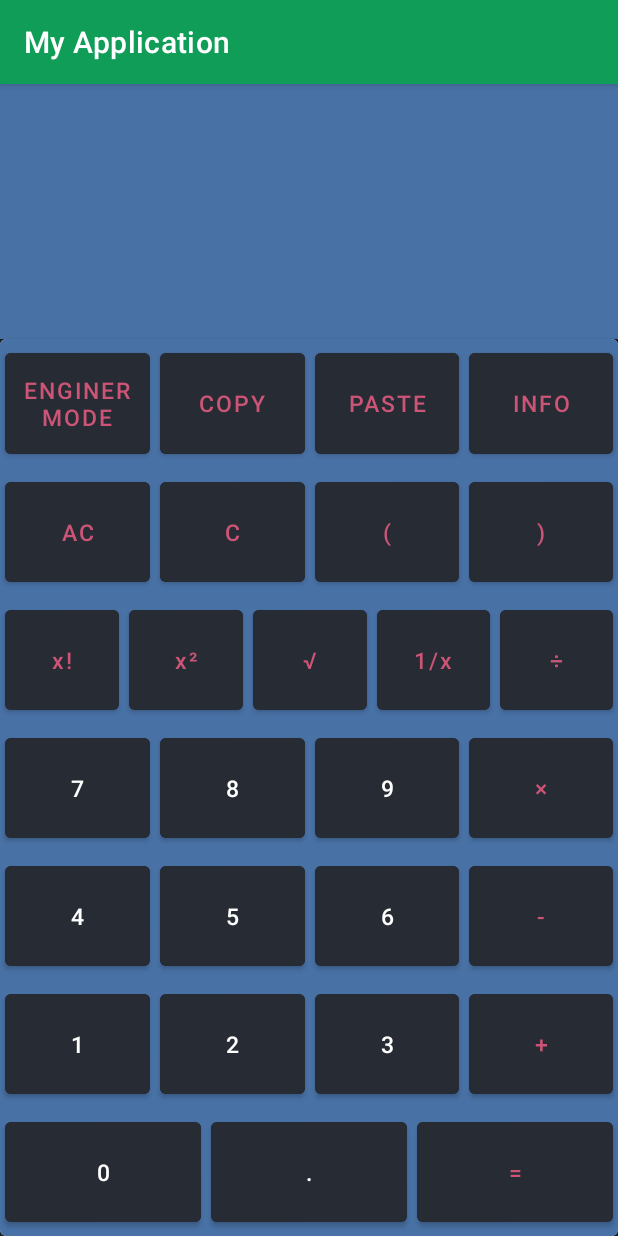
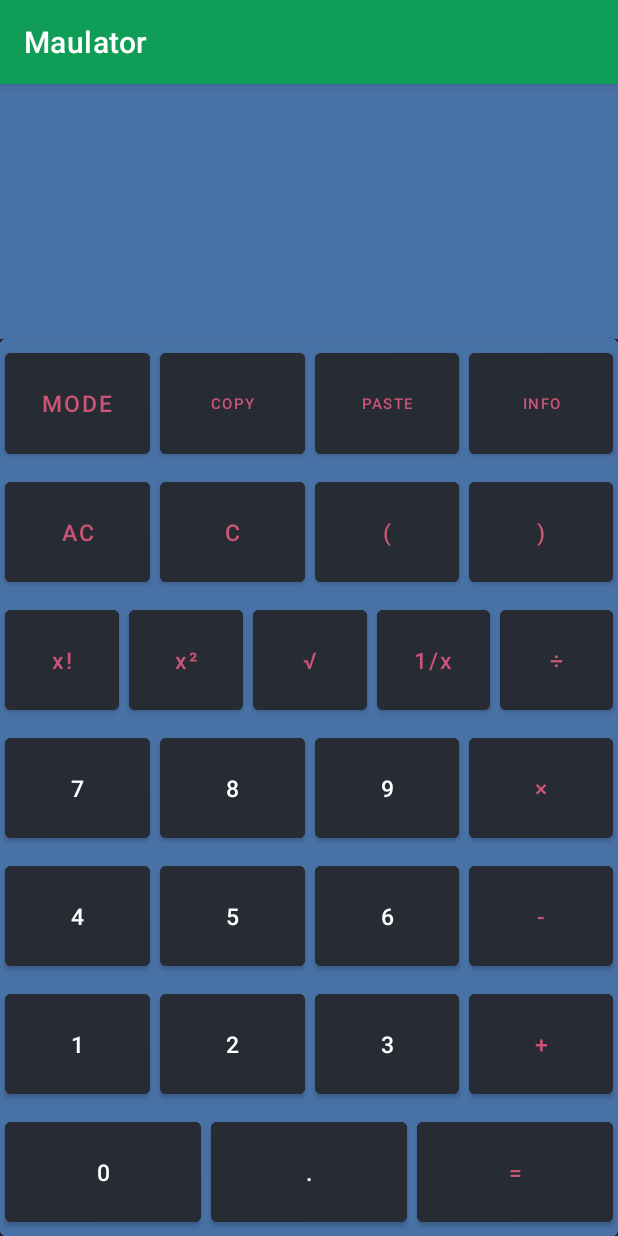
Before and after one commit to Dariika/maulator2023, an Android app: the screen it shows after launch (MainActivity), on a phone screen of 412 x 824 dp. Run offline under Robolectric (Android 15) with nearby library versions, the phone set to English and light mode, and no system bars.

Commit message:
added localization

```diff
--- a/app/src/main/res/layout/activity_main.xml
+++ b/app/src/main/res/layout/activity_main.xml
@@ -73,6 +73,7 @@
                         android:weightSum="4">
 
                         <Button
+
                             android:id="@+id/bmode"
                             android:layout_width="match_parent"
                             android:layout_height="match_parent"
@@ -80,7 +81,7 @@
                             android:layout_weight="1"
                             android:backgroundTint="@color/black_shade_2"
                             android:padding="6dp"
-                            android:text="enginer mode"
+                            android:text="@string/mode"
                             android:textColor="@color/ruby"
                             android:textSize="15sp"
                             tools:targetApi="lollipop" />
@@ -93,9 +94,9 @@
                             android:layout_weight="1"
                             android:backgroundTint="@color/black_shade_2"
                             android:padding="6dp"
-                            android:text="copy"
+                            android:text="@string/copy"
                             android:textColor="@color/ruby"
-                            android:textSize="15sp" />
+                            android:textSize="10sp" />
 
                         <Button
                             android:id="@+id/bpaste"
@@ -105,9 +106,9 @@
                             android:layout_weight="1"
                             android:backgroundTint="@color/black_shade_2"
                             android:padding="6dp"
-                            android:text="paste"
+                            android:text="@string/paste"
                             android:textColor="@color/ruby"
-                            android:textSize="15sp" />
+                            android:textSize="10sp" />
 
                         <Button
                             android:id="@+id/binfo"
@@ -117,9 +118,9 @@
                             android:layout_weight="1"
                             android:backgroundTint="@color/black_shade_2"
                             android:padding="6dp"
-                            android:text="info"
+                            android:text="@string/info"
                             android:textColor="@color/ruby"
-                            android:textSize="15sp" />
+                            android:textSize="10sp" />
 
                     </LinearLayout>
 
--- a/app/src/main/res/values/strings.xml
+++ b/app/src/main/res/values/strings.xml
@@ -1,3 +1,12 @@
 <resources>
-    <string name="app_name">My Application</string>
+    <string name="app_name">Maulator</string>
+    <string name="mode">Mode</string>
+    <string name="theme_select">Theme selection</string>
+    <string name="theme_dark">Dark</string>
+    <string name="theme_light">Light</string>
+    <string name="theme_kids">Kids</string>
+    <string name="copy">Copy</string>
+    <string name="paste">Paste</string>
+    <string name="settings">Settings</string>
+    <string name="info">Info</string>
 </resources>
```
Also changed, not shown: 3 other files.
